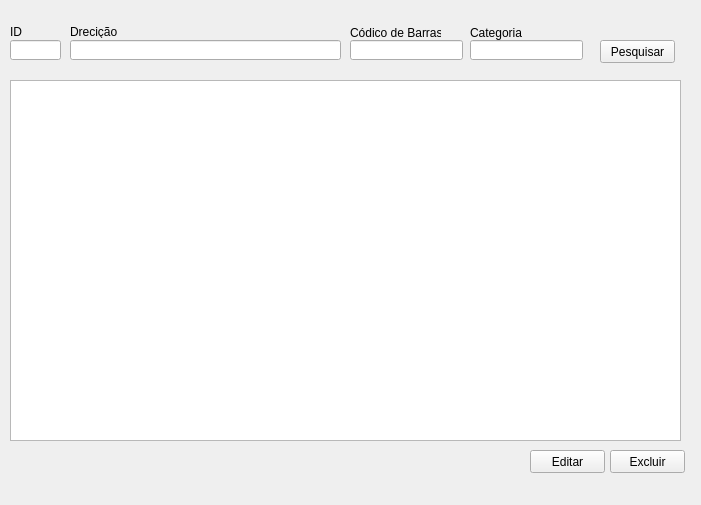
luissantananet/sislog, file forms/frm_pesquisa_produtos.ui: the form before one commit.
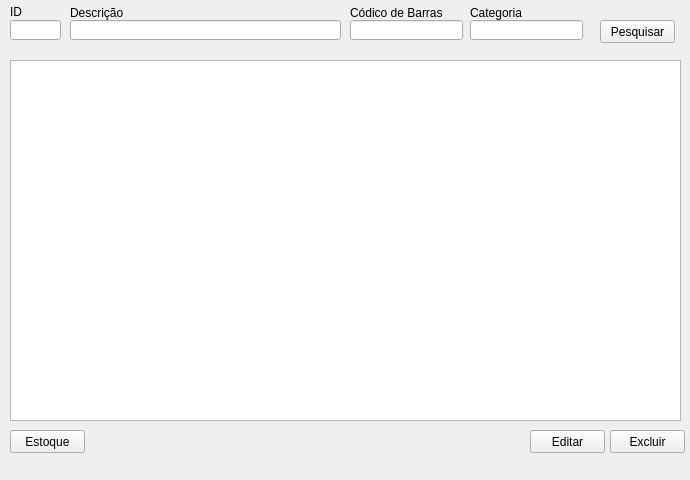
The form after the commit.

```diff
--- a/forms/frm_pesquisa_produtos.ui
+++ b/forms/frm_pesquisa_produtos.ui
@@ -6,10 +6,22 @@
    <rect>
     <x>0</x>
     <y>0</y>
-    <width>701</width>
-    <height>505</height>
+    <width>690</width>
+    <height>480</height>
    </rect>
   </property>
+  <property name="minimumSize">
+   <size>
+    <width>690</width>
+    <height>480</height>
+   </size>
+  </property>
+  <property name="maximumSize">
+   <size>
+    <width>690</width>
+    <height>480</height>
+   </size>
+  </property>
   <property name="windowTitle">
    <string>Produtos</string>
   </property>
@@ -18,7 +30,7 @@
     <property name="geometry">
      <rect>
       <x>10</x>
-      <y>40</y>
+      <y>20</y>
       <width>51</width>
       <height>20</height>
      </rect>
@@ -28,7 +40,7 @@
     <property name="geometry">
      <rect>
       <x>70</x>
-      <y>40</y>
+      <y>20</y>
       <width>271</width>
       <height>20</height>
      </rect>
@@ -38,7 +50,7 @@
     <property name="geometry">
      <rect>
       <x>350</x>
-      <y>40</y>
+      <y>20</y>
       <width>113</width>
       <height>20</height>
      </rect>
@@ -48,7 +60,7 @@
     <property name="geometry">
      <rect>
       <x>470</x>
-      <y>40</y>
+      <y>20</y>
       <width>113</width>
       <height>20</height>
      </rect>
@@ -58,7 +70,7 @@
     <property name="geometry">
      <rect>
       <x>600</x>
-      <y>40</y>
+      <y>20</y>
       <width>75</width>
       <height>23</height>
      </rect>
@@ -71,7 +83,7 @@
     <property name="geometry">
      <rect>
       <x>10</x>
-      <y>25</y>
+      <y>5</y>
       <width>47</width>
       <height>13</height>
      </rect>
@@ -90,9 +102,9 @@
     <property name="geometry">
      <rect>
       <x>70</x>
-      <y>25</y>
-      <width>47</width>
-      <height>13</height>
+      <y>5</y>
+      <width>71</width>
+      <height>16</height>
      </rect>
     </property>
     <property name="baseSize">
@@ -102,15 +114,15 @@
      </size>
     </property>
     <property name="text">
-     <string>Drecição</string>
+     <string>Descrição</string>
     </property>
    </widget>
    <widget class="QLabel" name="label_3">
     <property name="geometry">
      <rect>
       <x>350</x>
-      <y>25</y>
-      <width>91</width>
+      <y>5</y>
+      <width>101</width>
       <height>16</height>
      </rect>
     </property>
@@ -128,7 +140,7 @@
     <property name="geometry">
      <rect>
       <x>470</x>
-      <y>25</y>
+      <y>5</y>
       <width>101</width>
       <height>16</height>
      </rect>
@@ -147,7 +159,7 @@
     <property name="geometry">
      <rect>
       <x>610</x>
-      <y>450</y>
+      <y>430</y>
       <width>75</width>
       <height>23</height>
      </rect>
@@ -160,7 +172,7 @@
     <property name="geometry">
      <rect>
       <x>530</x>
-      <y>450</y>
+      <y>430</y>
       <width>75</width>
       <height>23</height>
      </rect>
@@ -173,12 +185,25 @@
     <property name="geometry">
      <rect>
       <x>10</x>
-      <y>80</y>
+      <y>60</y>
       <width>671</width>
       <height>361</height>
      </rect>
     </property>
    </widget>
+   <widget class="QPushButton" name="btn_estoque">
+    <property name="geometry">
+     <rect>
+      <x>10</x>
+      <y>430</y>
+      <width>75</width>
+      <height>23</height>
+     </rect>
+    </property>
+    <property name="text">
+     <string>Estoque</string>
+    </property>
+   </widget>
   </widget>
   <widget class="QMenuBar" name="menubar">
    <property name="geometry">
```
Left out of the diff: 4 changed lines with no effect on the pictures.
